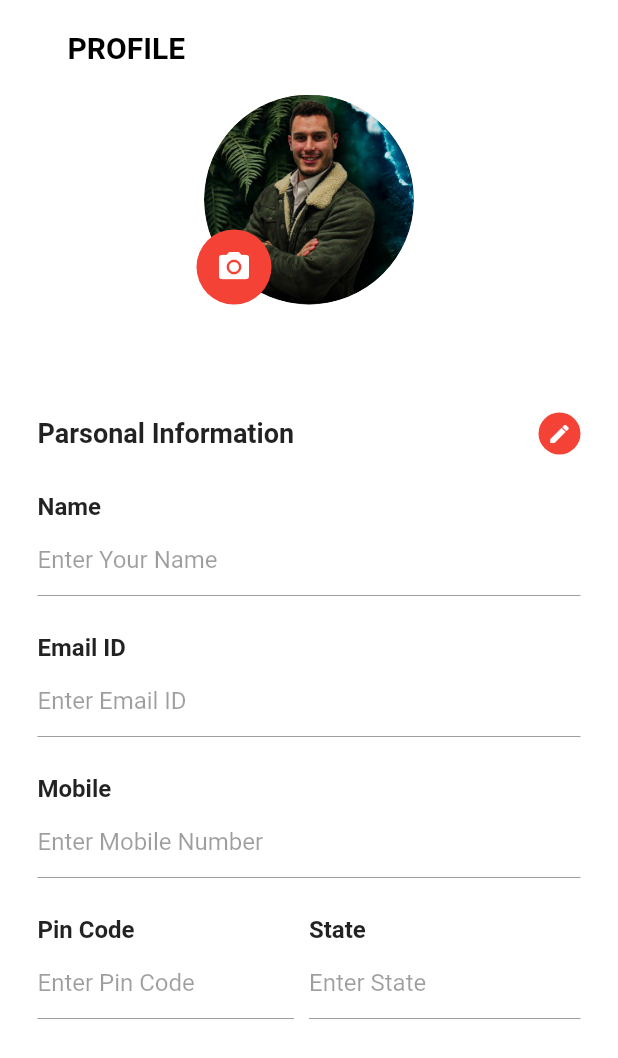
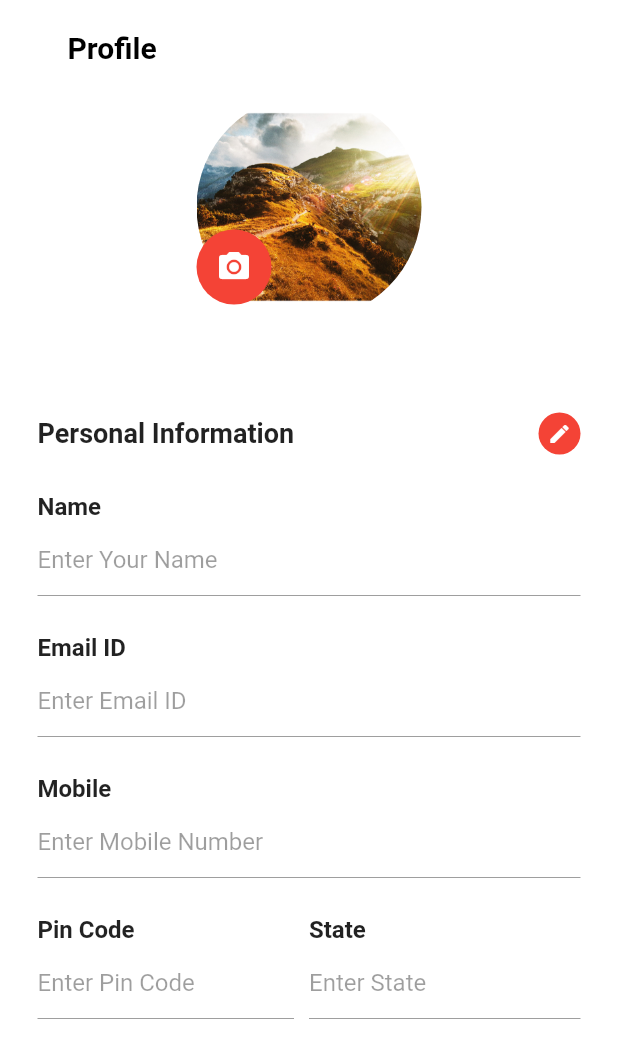
Before and after one commit to DansMarquis/CMApp, a Flutter app: the MinePage screen opened directly, on a phone screen of 412 x 824 dp. Shown: the top 1058 px of the screen. Run offline on Flutter 3.47's test engine with Material 2 defaults, Android fonts, the phone set to English and light mode, and no system bars; our stand-ins replace audioplayers, bubble_bottom_bar, cached_network_image, cloud_firestore, dio, dynamic_theme and 18 more; missing offline and left inert: flutter_polyline_points; accounts and stored records are empty; Roboto replaces fonts that are missing (sans-serif-light).

Commit message:
save user image to global

```diff
--- a/GhostRunner/lib/global.dart
+++ b/GhostRunner/lib/global.dart
@@ -1,9 +1,12 @@
+import 'dart:io';
+
 import 'package:flutter/material.dart';
 import 'package:geolocator/geolocator.dart' as geo;
 bool show = true;
 bool isOnMap = false;
 bool isRunning = false;
 String trailName;
+File image;
 String address;
 String description;
 geo.Position locationCoordsStart;
--- a/GhostRunner/lib/ui/page/tab/mine_page.dart
+++ b/GhostRunner/lib/ui/page/tab/mine_page.dart
@@ -1,3 +1,4 @@
+import 'dart:io';
 import 'dart:math';
 
 import 'package:flutter/material.dart';
@@ -5,6 +6,8 @@ import 'package:flutter/cupertino.dart';
 import 'package:ghostrunner/generated/i18n.dart';
 import 'package:ghostrunner/model/local_view_model.dart';
 import 'package:ghostrunner/model/theme_model.dart';
+import 'package:ghostrunner/global.dart' as global;
+import 'package:image_picker/image_picker.dart';
 import 'package:oktoast/oktoast.dart';
 import 'package:provider/provider.dart';
 
@@ -23,6 +26,17 @@ class _MinePageState extends State<MinePage> {
   }
   @override
   Widget build(BuildContext context) {
+
+     Future getImage() async {
+      var image;
+        image = await ImagePicker.pickImage(source: ImageSource.gallery);
+
+
+
+      setState(() {
+       global.image = image;
+      });
+    }
     return new Scaffold(
         body: new Container(
       color: Colors.white,
@@ -42,7 +56,7 @@ class _MinePageState extends State<MinePage> {
                           children: <Widget>[
                             Padding(
                               padding: EdgeInsets.only(left: 25.0),
-                              child: new Text('PROFILE',
+                              child: new Text('Profile',
                                   style: TextStyle(
                                       fontWeight: FontWeight.bold,
                                       fontSize: 20.0,
@@ -58,17 +72,25 @@ class _MinePageState extends State<MinePage> {
                           crossAxisAlignment: CrossAxisAlignment.center,
                           mainAxisAlignment: MainAxisAlignment.center,
                           children: <Widget>[
-                            new Container(
-                                width: 140.0,
-                                height: 140.0,
-                                decoration: new BoxDecoration(
-                                  shape: BoxShape.circle,
-                                  image: new DecorationImage(
-                                    image: new ExactAssetImage(
-                                        'assets/users/0.png'),
-                                    fit: BoxFit.cover,
-                                  ),
-                                )),
+                            CircleAvatar(
+                      radius:75,
+                      backgroundColor: Colors.white,
+                      child: ClipOval(
+                        child: SizedBox(
+                          width: 180.0,
+                          height: 180.0,
+                          child: (global.image!=null)?Image.file(
+                                global.image,
+                                fit: BoxFit.cover,
+                                ):
+                                Image(
+                                image: AssetImage("assets/photos/1.png"),
+                                fit: BoxFit.cover,
+                                alignment: Alignment.center,
+                                ),
+                              )
+                          ,)
+                    )
                           ],
                         ),
                         Padding(
@@ -79,11 +101,15 @@ class _MinePageState extends State<MinePage> {
                                 new CircleAvatar(
                                   backgroundColor: Colors.red,
                                   radius: 25.0,
-                                  child: new Icon(
+                                  child: IconButton(
+                      icon:new Icon(
                                     Icons.camera_alt,
                                     color: Colors.white,
                                   ),
-                                )
+                                  onPressed: (){
+                              getImage();
+                            },
+                                ),),
                               ],
                             )),
                       ]),
@@ -111,7 +137,7 @@ class _MinePageState extends State<MinePage> {
                                 mainAxisSize: MainAxisSize.min,
                                 children: <Widget>[
                                   new Text(
-                                    'Parsonal Information',
+                                    'Personal Information',
                                     style: TextStyle(
                                         fontSize: 18.0,
                                         fontWeight: FontWeight.bold),
--- a/GhostRunner/lib/ui/widgets/trailForm.dart
+++ b/GhostRunner/lib/ui/widgets/trailForm.dart
@@ -66,7 +66,7 @@ class _NewTrailPageState extends State<NewTrailPage>{
       resizeToAvoidBottomPadding: false,
       appBar: AppBar(
         leading: IconButton(
-          icon: Icon(Icons.arrow_left),
+          icon: Icon(Icons.arrow_back_ios),
           onPressed: (){
                    Navigator.of(context).pushReplacementNamed(RouteName.tab);
           }),
```
